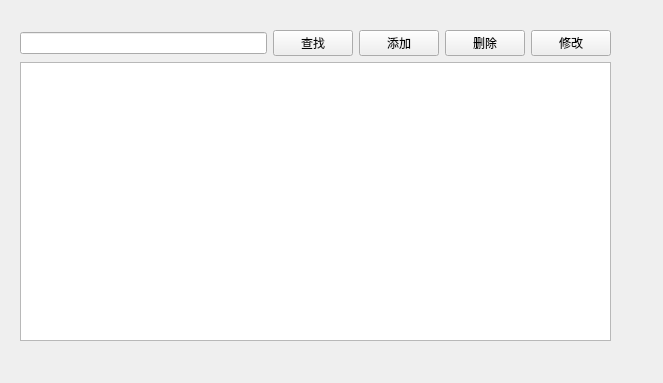
The window that pat_doc/patientview.ui (roeeshua/pat_doc) describes before a commit, drawn with Qt 5.
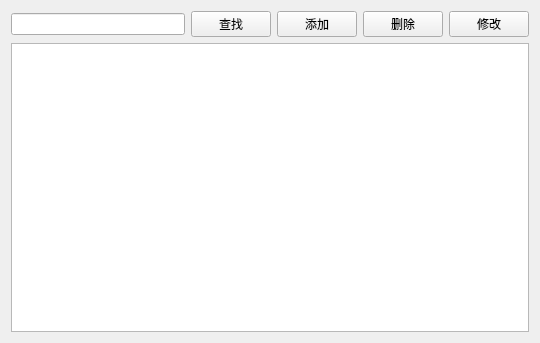
The same window after the commit.

Patch:
```diff
--- a/pat_doc/patientview.ui
+++ b/pat_doc/patientview.ui
@@ -6,22 +6,13 @@
    <rect>
     <x>0</x>
     <y>0</y>
-    <width>663</width>
-    <height>383</height>
+    <width>540</width>
+    <height>343</height>
    </rect>
   </property>
   <property name="windowTitle">
    <string>患者管理</string>
   </property>
-  <widget class="QWidget" name="">
-   <property name="geometry">
-    <rect>
-     <x>20</x>
-     <y>30</y>
-     <width>591</width>
-     <height>311</height>
-    </rect>
-   </property>
    <layout class="QVBoxLayout" name="verticalLayout">
     <item>
      <layout class="QHBoxLayout" name="horizontalLayout">
@@ -62,7 +53,6 @@
      <widget class="QTreeView" name="treeView"/>
     </item>
    </layout>
-  </widget>
  </widget>
  <resources/>
  <connections/>
```
Lines whose indentation alone changed are shown as unchanged.
